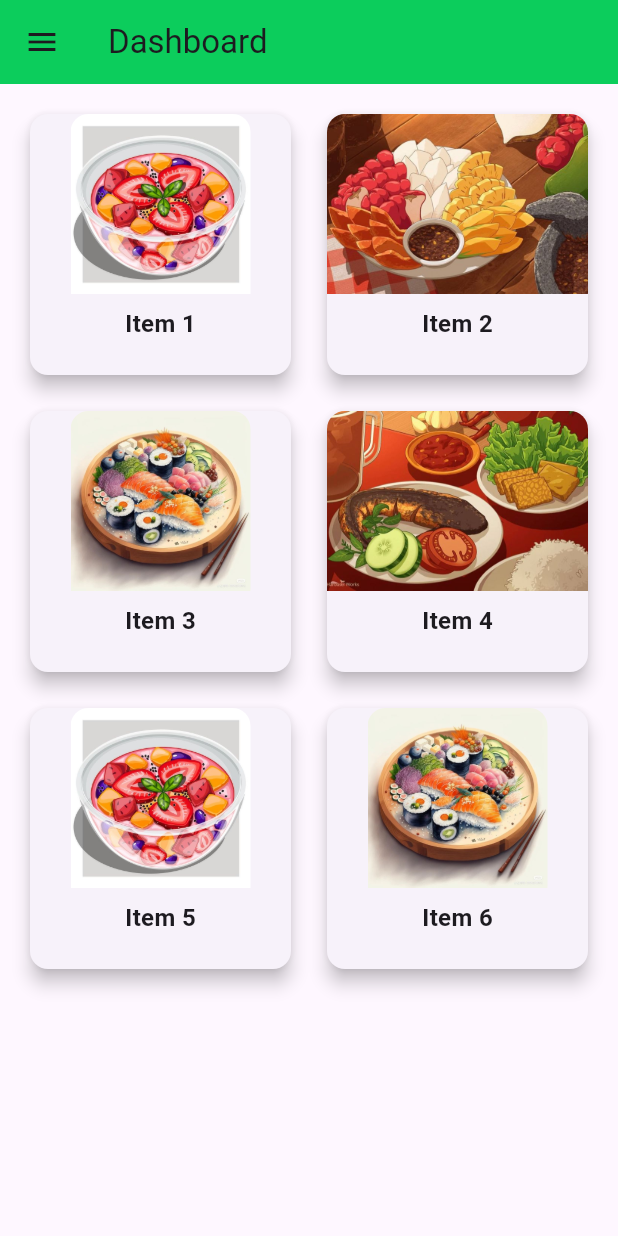
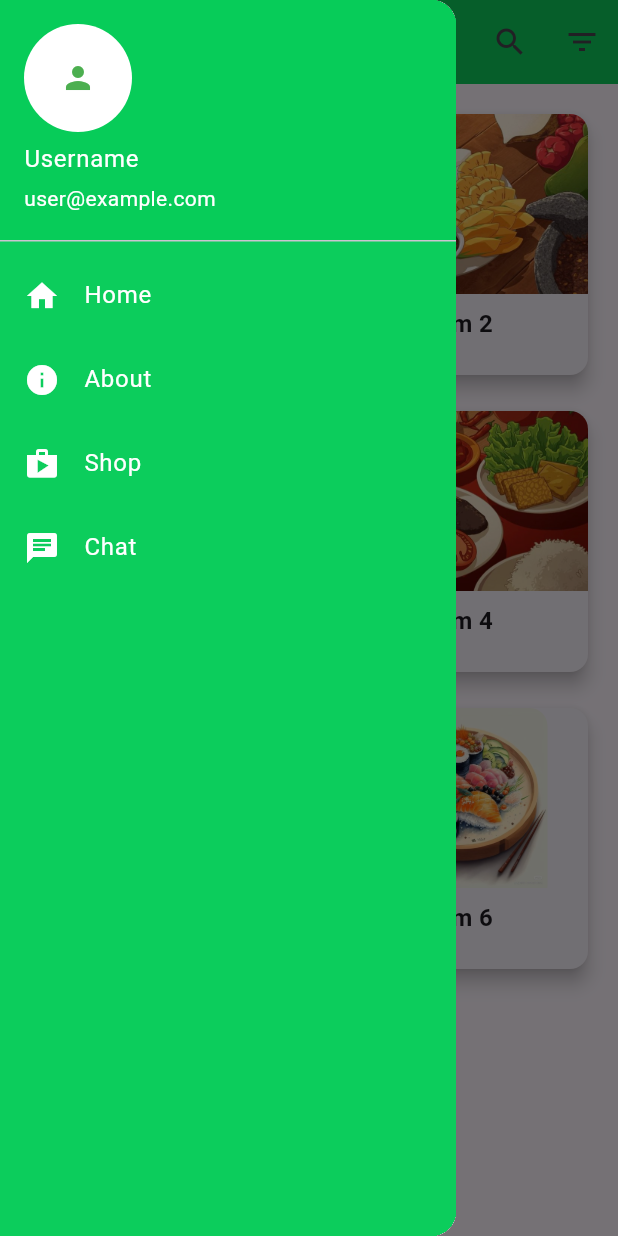
Before and after one commit to Roczantya/Mdc_Tiffany-Tjandinegara, a Flutter app: the DashboardPage screen opened directly, after a tap on the "menu" icon, on a phone screen of 412 x 824 dp. Run offline on Flutter 3.47's test engine with Material 3 defaults, Android fonts, the light colour scheme and no system bars; our stand-ins replace google_fonts, lottie, smooth_page_indicator.

Commit message:
update sidebars

```diff
--- a/lib/main.dart
+++ b/lib/main.dart
@@ -508,11 +508,93 @@ class DashboardPage extends StatelessWidget {
       appBar: AppBar(
         title: const Text('Dashboard'),
         backgroundColor: Color.fromARGB(250, 7, 204, 89),
-        leading: IconButton(
-          icon: const Icon(Icons.menu),
-          onPressed: () {
-            Scaffold.of(context).openDrawer();
+        leading: Builder(
+          builder: (BuildContext context) {
+            return IconButton(
+              icon: const Icon(Icons.menu),
+              onPressed: () {
+                Scaffold.of(context)
+                    .openDrawer(); // Open the sidebar when the menu is tapped
+              },
+            );
           },
+        ),
+        actions: <Widget>[
+          // Search and Filter Icons
+          IconButton(
+            icon: const Icon(Icons.search),
+            onPressed: () {
+              print('Search button');
+            },
+          ),
+          IconButton(
+            icon: const Icon(Icons.filter_list),
+            onPressed: () {
+              print('Filter button');
+            },
+          ),
+        ],
+      ),
+      drawer: Drawer(
+        // Set background color for the sidebar (green)
+        child: Container(
+          color: Color.fromARGB(250, 7, 204, 89), // Green color for sidebar
+          child: Column(
+            children: [
+              // Sidebar Header (optional)
+              UserAccountsDrawerHeader(
+                decoration: BoxDecoration(
+                  color: Color.fromARGB(
+                      250, 7, 204, 89), // Matching green color for header
+                ),
+                accountName:
+                    Text("Username", style: TextStyle(color: Colors.white)),
+                accountEmail: Text("user@example.com",
+                    style: TextStyle(color: Colors.white)),
+                currentAccountPicture: CircleAvatar(
+                  backgroundColor: Colors.white,
+                  child: Icon(Icons.person, color: Colors.green),
+                ),
+              ),
+              // Menu Items
+              ListTile(
+                leading: const Icon(Icons.home, color: Colors.white),
+                title:
+                    const Text('Home', style: TextStyle(color: Colors.white)),
+                onTap: () {
+                  Navigator.pop(context); // Close the drawer
+                  print('Home clicked');
+                },
+              ),
+              ListTile(
+                leading: const Icon(Icons.info, color: Colors.white),
+                title:
+                    const Text('About', style: TextStyle(color: Colors.white)),
+                onTap: () {
+                  Navigator.pop(context); // Close the drawer
+                  print('About clicked');
+                },
+              ),
+              ListTile(
+                leading: const Icon(Icons.shop, color: Colors.white),
+                title:
+                    const Text('Shop', style: TextStyle(color: Colors.white)),
+                onTap: () {
+                  Navigator.pop(context); // Close the drawer
+                  print('Shop clicked');
+                },
+              ),
+              ListTile(
+                leading: const Icon(Icons.chat, color: Colors.white),
+                title:
+                    const Text('Chat', style: TextStyle(color: Colors.white)),
+                onTap: () {
+                  Navigator.pop(context); // Close the drawer
+                  print('Chat clicked');
+                },
+              ),
+            ],
+          ),
         ),
       ),
       body: GridView.builder(
```
